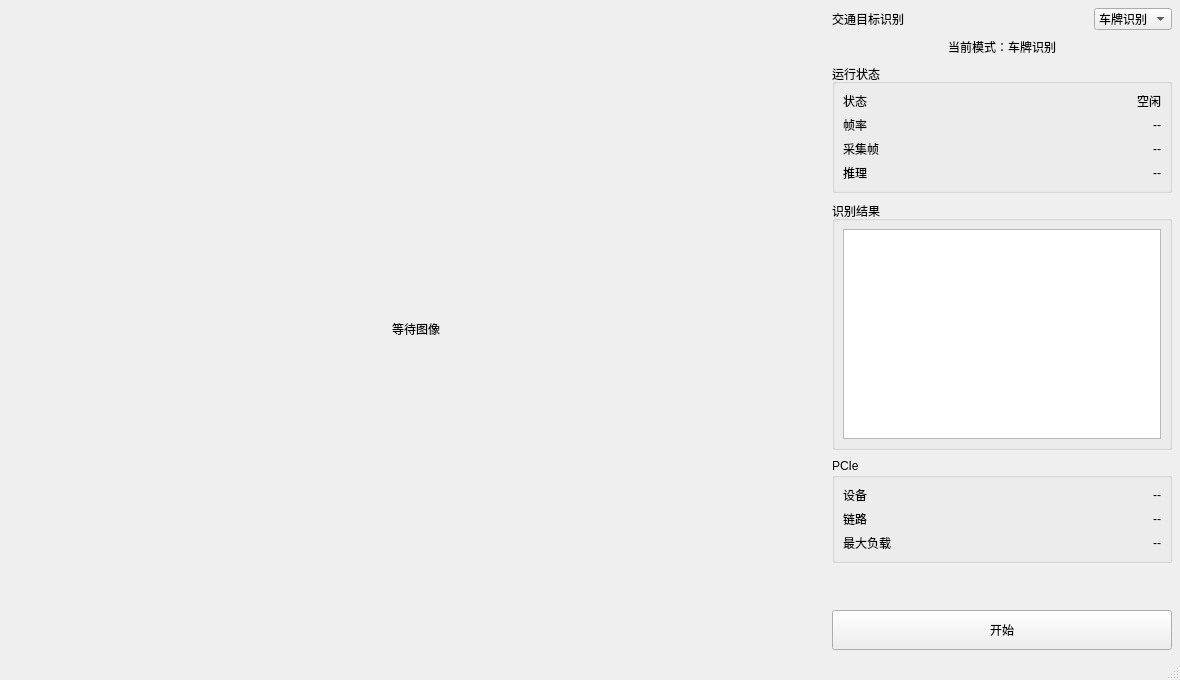
Above: 3_NPU_Yolov8_LPR_Demo/src/mainwindow.ui from ZR-can/Yolo_LPR_RK3568_FPGA before the change. Below: the same form after it.
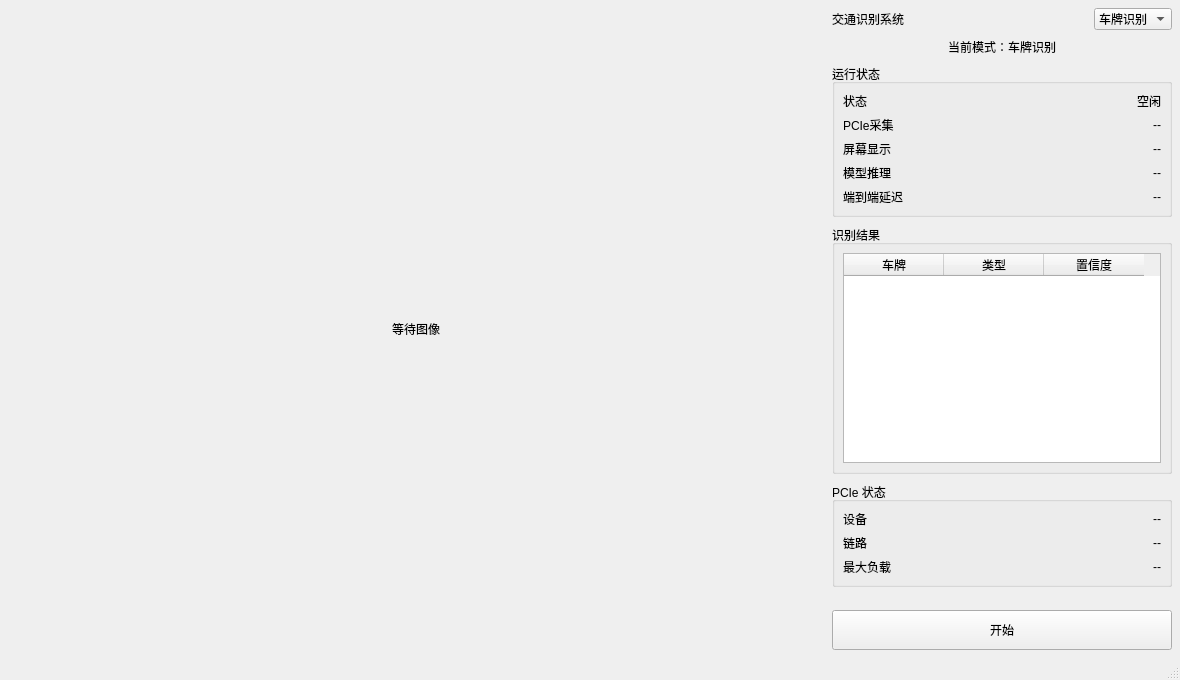
That is the form after the change.

The edit to the form file:
```diff
--- a/3_NPU_Yolov8_LPR_Demo/src/mainwindow.ui
+++ b/3_NPU_Yolov8_LPR_Demo/src/mainwindow.ui
@@ -53,7 +53,7 @@
          <item>
           <widget class="QLabel" name="titleLabel">
            <property name="text">
-            <string>交通目标识别</string>
+            <string>交通识别系统</string>
            </property>
           </widget>
          </item>
@@ -112,7 +112,7 @@
           </item>
           <item row="1" column="0">
            <widget class="QLabel" name="fpsKeyLabel">
-            <property name="text"><string>帧率</string></property>
+            <property name="text"><string>PCIe采集</string></property>
            </widget>
           </item>
           <item row="1" column="1">
@@ -123,7 +123,7 @@
           </item>
           <item row="2" column="0">
            <widget class="QLabel" name="capturedKeyLabel">
-            <property name="text"><string>采集帧</string></property>
+            <property name="text"><string>屏幕显示</string></property>
            </widget>
           </item>
           <item row="2" column="1">
@@ -134,7 +134,7 @@
           </item>
           <item row="3" column="0">
            <widget class="QLabel" name="inferenceKeyLabel">
-            <property name="text"><string>推理</string></property>
+            <property name="text"><string>模型推理</string></property>
            </widget>
           </item>
           <item row="3" column="1">
@@ -143,6 +143,17 @@
             <property name="alignment"><set>Qt::AlignRight|Qt::AlignTrailing|Qt::AlignVCenter</set></property>
            </widget>
           </item>
+          <item row="4" column="0">
+           <widget class="QLabel" name="latencyKeyLabel">
+            <property name="text"><string>端到端延迟</string></property>
+           </widget>
+          </item>
+          <item row="4" column="1">
+           <widget class="QLabel" name="latencyValueLabel">
+            <property name="text"><string>--</string></property>
+            <property name="alignment"><set>Qt::AlignRight|Qt::AlignTrailing|Qt::AlignVCenter</set></property>
+           </widget>
+          </item>
          </layout>
         </widget>
        </item>
@@ -157,10 +168,28 @@
           <property name="rightMargin"><number>8</number></property>
           <property name="bottomMargin"><number>8</number></property>
           <item>
-           <widget class="QListWidget" name="resultListWidget">
+           <widget class="QTableWidget" name="resultTableWidget">
             <property name="minimumSize">
              <size><width>0</width><height>210</height></size>
             </property>
+            <property name="columnCount">
+             <number>3</number>
+            </property>
+            <column>
+             <property name="text">
+              <string>车牌</string>
+             </property>
+            </column>
+            <column>
+             <property name="text">
+              <string>类型</string>
+             </property>
+            </column>
+            <column>
+             <property name="text">
+              <string>置信度</string>
+             </property>
+            </column>
            </widget>
           </item>
          </layout>
@@ -169,7 +198,7 @@
        <item>
         <widget class="QGroupBox" name="pcieGroup">
          <property name="title">
-          <string>PCIe</string>
+          <string>PCIe 状态</string>
          </property>
          <layout class="QGridLayout" name="pcieGrid">
           <property name="leftMargin"><number>8</number></property>
```
Left out of the diff: 2 changed lines with no effect on the pictures.
